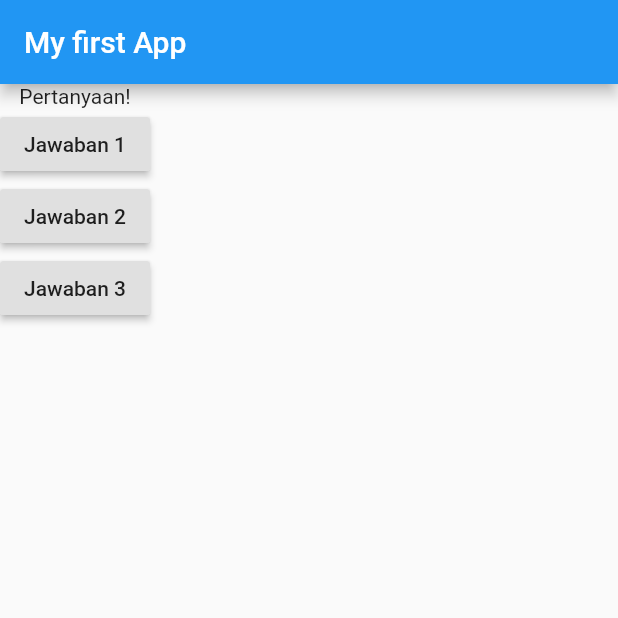
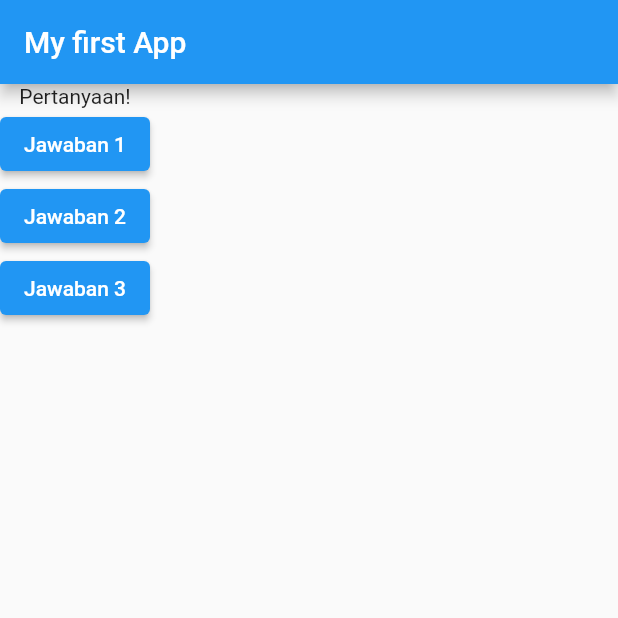
Before and after one commit to Danazzz/my_app, a Flutter app: the screen it shows after launch, on a phone screen of 412 x 824 dp, the top half of it. Run offline on Flutter 3.47's test engine with Material 2 defaults, Android fonts, the phone set to English and light mode, and no system bars.

Commit message:
merubah RaisedButton menjadi ElevatedButton

```diff
--- a/lib/main.dart
+++ b/lib/main.dart
@@ -15,17 +15,17 @@ class MyApp extends StatelessWidget {
           ),
           body: Column(children: <Widget>[
             Text('Pertanyaan!'),
-            RaisedButton(
+            ElevatedButton(
               child: Text('Jawaban 1'),
               onPressed: () => print('jawaban dipilih!'),
             ),
-            RaisedButton(
+            ElevatedButton(
               child: Text('Jawaban 2'),
               onPressed: () {
                 print('jawaban dipilih!');
               },
             ),
-            RaisedButton(
+            ElevatedButton(
               child: Text('Jawaban 3'),
               onPressed: () => print('jawaban dipilih!'),
             )
```
